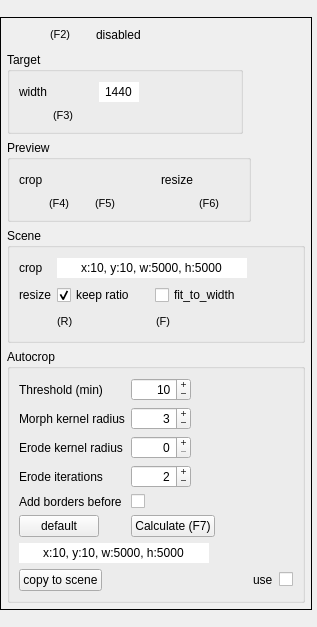
The window that tools/ui/ui/ui_widget_geometry.ui (JepEtau/mco) describes before a commit, drawn with Qt 5.
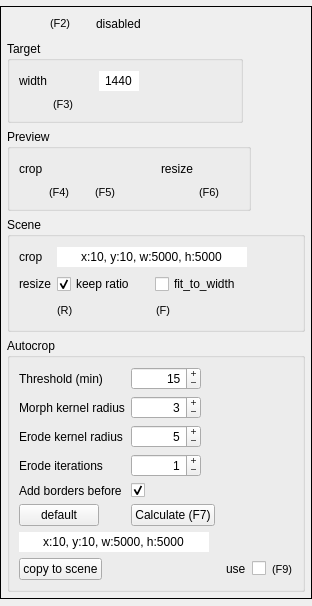
The same window after the commit. Icons and pictures are not drawn.

Patch:
```diff
--- a/tools/ui/ui/ui_widget_geometry.ui
+++ b/tools/ui/ui/ui_widget_geometry.ui
@@ -6,8 +6,8 @@
    <rect>
     <x>0</x>
     <y>0</y>
-    <width>317</width>
-    <height>627</height>
+    <width>293</width>
+    <height>606</height>
    </rect>
   </property>
   <property name="sizePolicy">
@@ -753,7 +753,7 @@
             <widget class="QSpinBox" name="spinBox_threshold_min">
              <property name="maximumSize">
               <size>
-               <width>60</width>
+               <width>70</width>
                <height>16777215</height>
               </size>
              </property>
@@ -770,7 +770,7 @@
               <number>127</number>
              </property>
              <property name="value">
-              <number>10</number>
+              <number>15</number>
              </property>
             </widget>
            </item>
@@ -785,7 +785,7 @@
             <widget class="QSpinBox" name="spinBox_morph_kernel_radius">
              <property name="maximumSize">
               <size>
-               <width>60</width>
+               <width>70</width>
                <height>16777215</height>
               </size>
              </property>
@@ -820,7 +820,7 @@
             <widget class="QSpinBox" name="spinBox_erode_kernel_radius">
              <property name="maximumSize">
               <size>
-               <width>60</width>
+               <width>70</width>
                <height>16777215</height>
               </size>
              </property>
@@ -836,6 +836,9 @@
              <property name="maximum">
               <number>11</number>
              </property>
+             <property name="value">
+              <number>5</number>
+             </property>
             </widget>
            </item>
            <item row="3" column="0">
@@ -849,7 +852,7 @@
             <widget class="QSpinBox" name="spinBox_erode_iterations">
              <property name="maximumSize">
               <size>
-               <width>60</width>
+               <width>70</width>
                <height>16777215</height>
               </size>
              </property>
@@ -866,7 +869,7 @@
               <number>3</number>
              </property>
              <property name="value">
-              <number>2</number>
+              <number>1</number>
              </property>
             </widget>
            </item>
@@ -891,6 +894,9 @@
              <property name="text">
               <string notr="true"/>
              </property>
+             <property name="checked">
+              <bool>true</bool>
+             </property>
             </widget>
            </item>
            <item row="5" column="1">
@@ -1009,6 +1015,18 @@
              </property>
             </widget>
            </item>
+           <item>
+            <widget class="QLabel" name="shortcut_8">
+             <property name="font">
+              <font>
+               <pointsize>8</pointsize>
+              </font>
+             </property>
+             <property name="text">
+              <string>(F9)</string>
+             </property>
+            </widget>
+           </item>
           </layout>
          </item>
         </layout>
```
